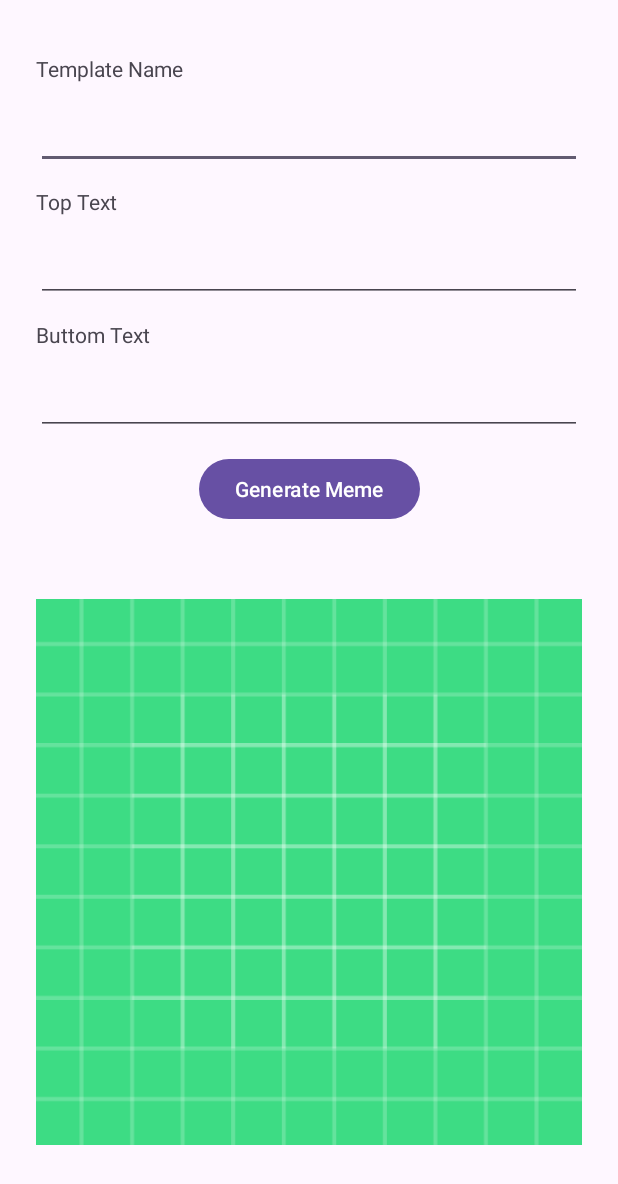
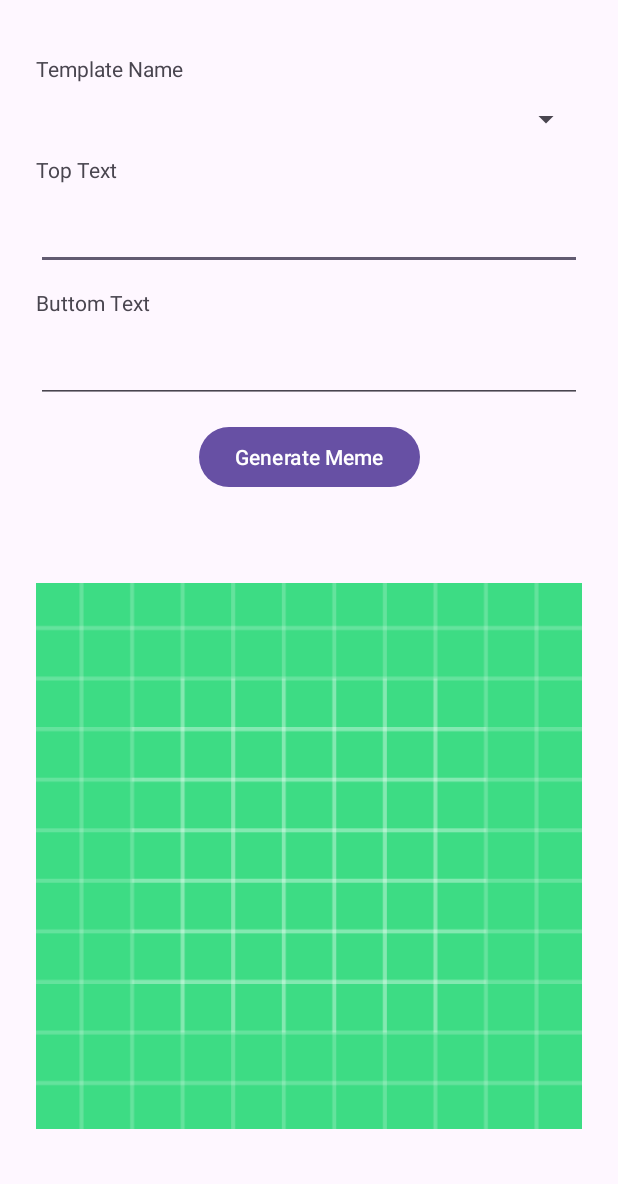
Before and after one commit to charan-teja-improve10x/MemeGenerator, an Android app: the layout activity_main.xml on its own in the app's theme, with its tools: preview values and no code run, on a phone screen of 412 x 824 dp. Shown: the top 1184 px of the screen. Run offline under Robolectric (Android 15) with nearby library versions, the phone set to English and light mode, and no system bars.

```diff
--- a/app/src/main/res/layout/activity_main.xml
+++ b/app/src/main/res/layout/activity_main.xml
@@ -14,12 +14,12 @@
         android:layout_height="wrap_content"
         android:layout_marginTop="12dp"
         android:text="Template Name"
-        app:layout_constraintBottom_toTopOf="@+id/editTextText"
-        app:layout_constraintStart_toStartOf="@+id/editTextText"
+        app:layout_constraintBottom_toTopOf="@+id/templates_sp"
+        app:layout_constraintStart_toStartOf="@+id/templates_sp"
         app:layout_constraintTop_toTopOf="parent" />
 
-    <EditText
-        android:id="@+id/editTextText"
+    <Spinner
+        android:id="@+id/templates_sp"
         android:layout_width="match_parent"
         android:layout_height="wrap_content"
         android:layout_marginTop="12dp"
@@ -37,7 +37,7 @@
         android:text="Top Text"
         app:layout_constraintBottom_toTopOf="@+id/editTextText2"
         app:layout_constraintStart_toStartOf="@+id/editTextText2"
-        app:layout_constraintTop_toBottomOf="@+id/editTextText" />
+        app:layout_constraintTop_toBottomOf="@+id/templates_sp" />
 
     <EditText
         android:id="@+id/editTextText2"
```
Also changed, not shown: app/src/main/java/com/example/memegenerator/MainActivity.java (+9 -1 lines).
